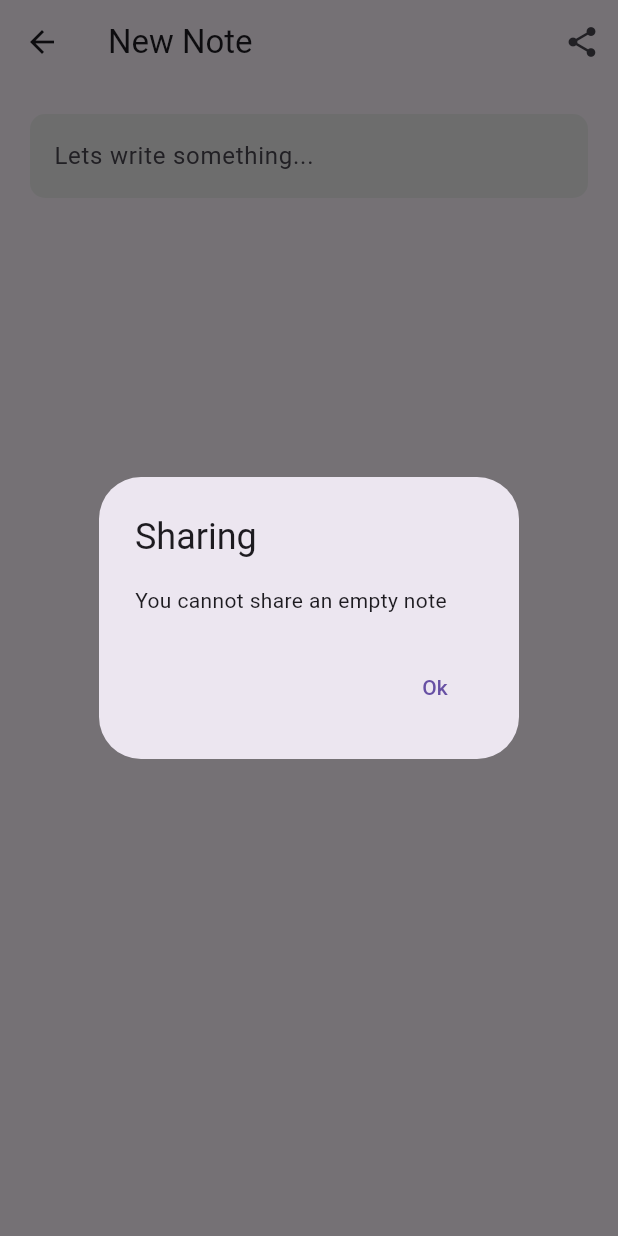
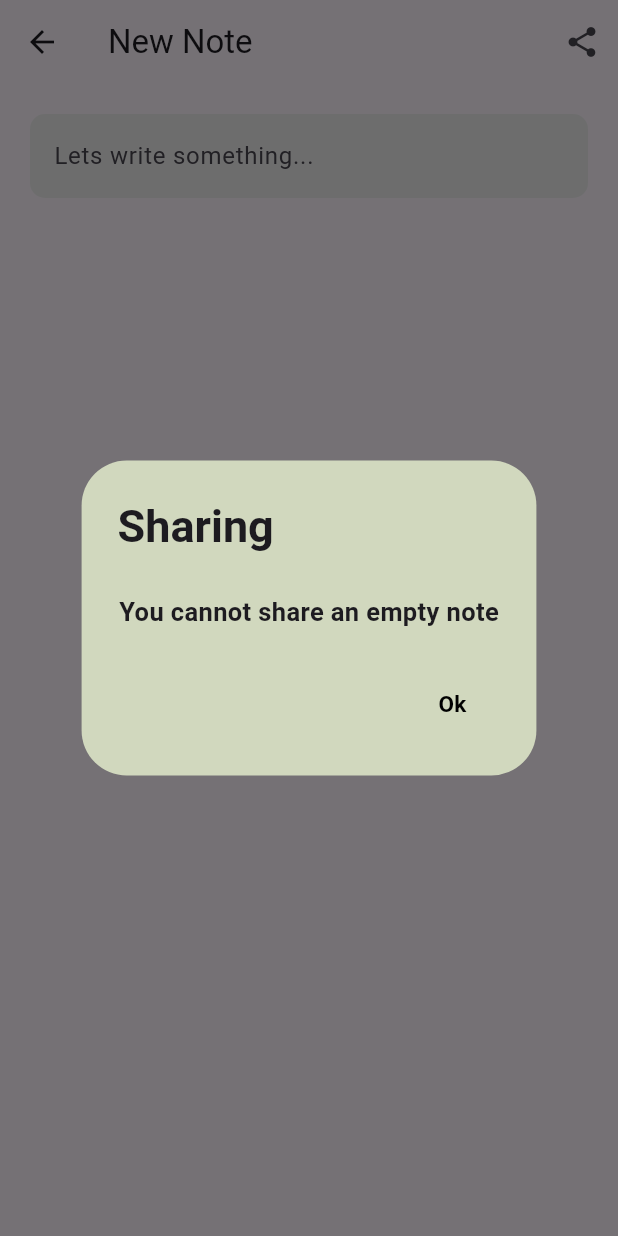
Before and after one commit to Devsonar19/My-Notes, a Flutter app: the CreateUpdateNoteView screen opened by its route, after a tap on the "share" icon, on a phone screen of 412 x 824 dp. Run offline on Flutter 3.47's test engine with Material 3 defaults, Android fonts, the phone set to English and light mode, and no system bars; our stand-ins replace bloc, cloud_firestore, equatable, firebase_auth, firebase_core, flutter_bloc and 3 more; accounts and stored records are empty; network calls fail.

Commit message:
improved alert dialog box

```diff
--- a/test_application/lib/utilities/dialogs/generic_dialog.dart
+++ b/test_application/lib/utilities/dialogs/generic_dialog.dart
@@ -1,4 +1,5 @@
 import 'package:flutter/material.dart';
+import 'package:hexcolor/hexcolor.dart';
 
 typedef DialogOptionBuilder<T>= Map<String, T?> Function();
 
@@ -13,8 +14,25 @@ Future<T?> showGenericDialog<T>({
       context: context,
       builder: (context){
         return AlertDialog(
-         title: Text(title),
-         content: Text(content),
+          contentPadding: EdgeInsets.all(25),
+          shape: RoundedRectangleBorder(
+            borderRadius: BorderRadius.circular(30),
+          ),
+         backgroundColor: HexColor('D1D8BE'),
+         title: Text(
+             title,
+           style: TextStyle(
+             fontWeight: FontWeight.bold,
+             fontSize: 30,
+           ),
+         ),
+         content: Text(
+             content,
+           style: TextStyle(
+             fontWeight: FontWeight.bold,
+             fontSize: 17,
+           ),
+         ),
          actions: options.keys.map((optionTitle){
            final T value = options[optionTitle];
            return TextButton(
@@ -25,7 +43,20 @@ Future<T?> showGenericDialog<T>({
                   Navigator.of(context).pop();
                 }
                },
-               child: Text(optionTitle),
+                child: Text(
+                   optionTitle,
+                  style: TextStyle(
+                    fontWeight: FontWeight.bold,
+                    color: Colors.black,
+                    fontSize: 15,
+                  ),
+                ),
+              style: TextButton.styleFrom(
+                  foregroundColor: Colors.black,
+                  shape: RoundedRectangleBorder(
+                    borderRadius: BorderRadius.circular(15),
+                  ),
+              ),
            );
          }).toList(),
         );
```
